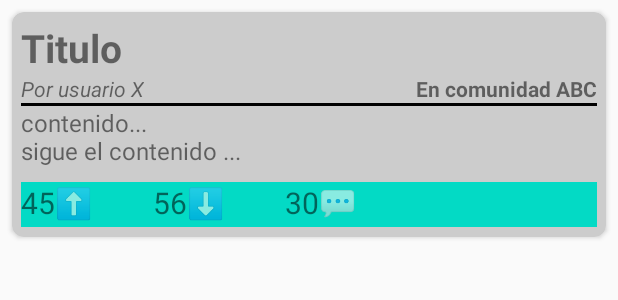
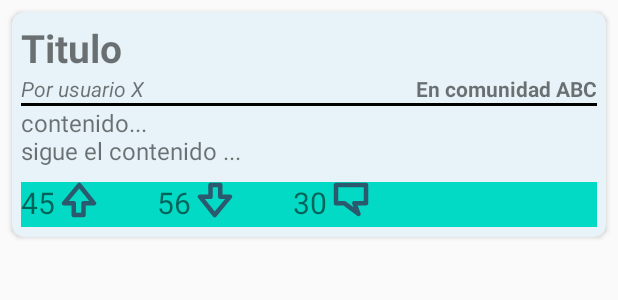
Before and after one commit to SAINTTTT/kotlin-ridit, an Android app built with Jetpack Compose: the layout item_home_post.xml on its own in the app's theme, with its tools: preview values and no code run, on a phone screen of 412 x 824 dp. Shown: the top 300 px of the screen. Run offline under Robolectric (Android 15) with nearby library versions, the phone set to English and light mode, and no system bars.

Commit message:
Se cambian los íconos de los post en la home

```diff
--- a/app/src/main/res/layout/item_home_post.xml
+++ b/app/src/main/res/layout/item_home_post.xml
@@ -6,7 +6,7 @@
     android:layout_height="150dp"
     android:layout_marginHorizontal="8dp"
     android:layout_marginVertical="8dp"
-    app:cardBackgroundColor="#ccc"
+    app:cardBackgroundColor="@color/light_blue_1"
     app:cardCornerRadius="8dp">
 
     <LinearLayout
@@ -89,12 +89,14 @@
                     android:textSize="20sp"
                     tools:text="45" />
 
-                <TextView
+                <ImageView
                     android:id="@+id/tvPostUpvoteArrow"
                     android:layout_width="wrap_content"
                     android:layout_height="wrap_content"
-                    android:text="⬆️"
-                    android:textSize="20sp" />
+                    android:src="@drawable/arrow_up"
+                    android:paddingStart="4dp"
+                    />
+
             </LinearLayout>
 
             <LinearLayout
@@ -110,12 +112,13 @@
                     android:textSize="20sp"
                     tools:text="56" />
 
-                <TextView
+                <ImageView
                     android:id="@+id/tvPostDownvoteArrow"
                     android:layout_width="wrap_content"
                     android:layout_height="wrap_content"
-                    android:text="⬇️"
-                    android:textSize="20sp" />
+                    android:src="@drawable/arrow_down"
+                    android:paddingStart="4dp"
+                    />
             </LinearLayout>
 
             <LinearLayout
@@ -131,12 +134,14 @@
                     android:textSize="20sp"
                     tools:text="30" />
 
-                <TextView
+                <ImageView
                     android:id="@+id/tvPostCommentsIcon"
                     android:layout_width="wrap_content"
                     android:layout_height="wrap_content"
-                    android:text="💬"
-                    android:textSize="20sp" />
+                    android:src="@drawable/chat_icon"
+                    android:paddingStart="4dp"
+                    />
+
             </LinearLayout>
 
         </LinearLayout>
```
